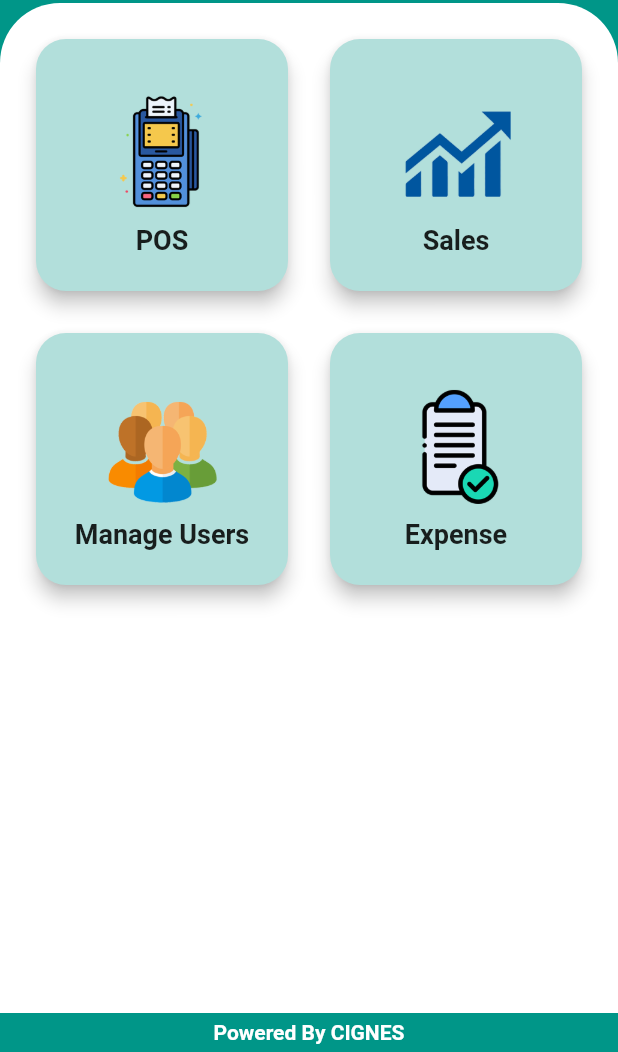
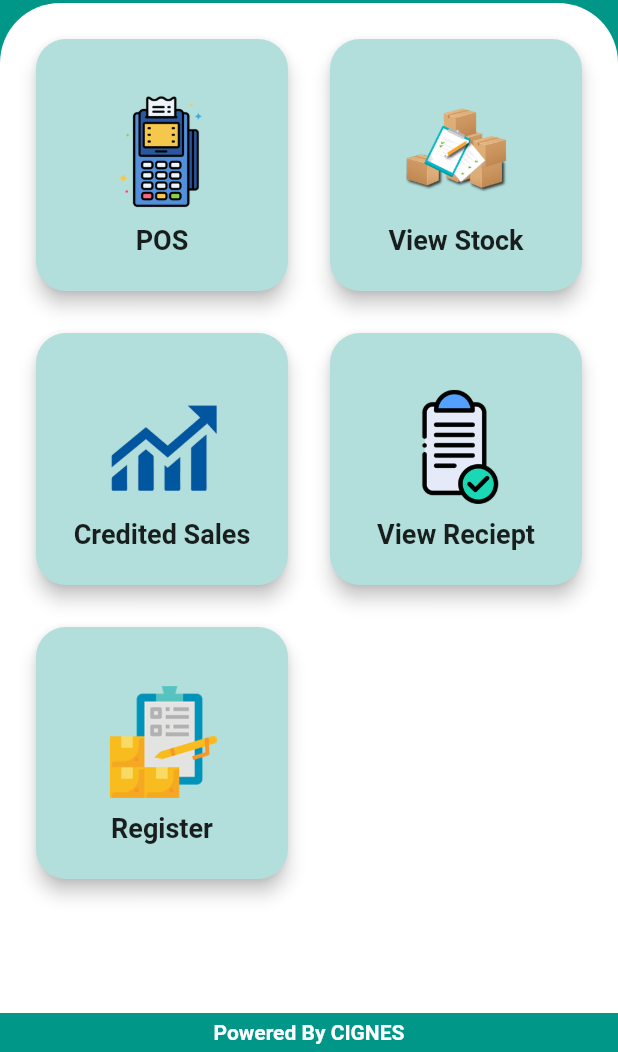
Before and after one commit to vineeth2768/Trade_EZ, a Flutter app: the ScreenHome screen opened by its route, on a phone screen of 412 x 824 dp, the part 184-1236 px from its top. Run offline on Flutter 3.47's test engine with Material 2 defaults, Android fonts, the phone set to English and light mode, and no system bars; our stand-ins replace flutter_typeahead, responsive_sizer, shared_preferences; accounts and stored records are empty.

Commit message:
View Stock Ui Completed

```diff
--- a/lib/const/colors/colors.dart
+++ b/lib/const/colors/colors.dart
@@ -9,6 +9,7 @@ const Color kOrange = Colors.orange;
 const Color kGreen = Colors.green;
 const Color kRed = Colors.red;
 const Color kTeal = Colors.teal;
+const Color kViolet = Color(0xFF6919FD);
 
 const Color kBackgroundGrey = Color.fromRGBO(238, 238, 238, 1);
 const kTextErrorColor = Color(0xFFEF5350);
--- a/lib/main.dart
+++ b/lib/main.dart
@@ -6,7 +6,9 @@ import 'package:trade_easy/screens/screen_home/screen_home.dart';
 
 import 'package:trade_easy/screens/screen_login/screen_login.dart';
 import 'package:trade_easy/screens/screen_pos/screen_pos.dart';
+
 import 'package:trade_easy/screens/screen_splash/screen_splash.dart';
+import 'package:trade_easy/screens/screen_view_stock/screen_view_stock.dart';
 
 Future<void> main() async {
   WidgetsFlutterBinding.ensureInitialized();
@@ -34,7 +36,8 @@ class MyApp extends StatelessWidget {
           route: (context) => ScreenSplash(),
           routeLogin: (context) => const ScreenLogin(),
           routeHome: (context) => const ScreenHome(),
-          routePos: (context) => const PosScreen(),
+          routePos: (context) => const ScreenPos(),
+          routeSales: (context) => const ScreenViewStock(),
         },
       );
     });
--- a/lib/routes/routes.dart
+++ b/lib/routes/routes.dart
@@ -2,3 +2,4 @@ const String route = "/";
 const String routeLogin = "/routeLogin";
 const String routeHome = "/routeHome";
 const String routePos = "/routePos";
+const String routeSales = "/routeSales";
--- a/lib/screens/screen_home/screen_home.dart
+++ b/lib/screens/screen_home/screen_home.dart
@@ -41,7 +41,8 @@ class ScreenHome extends StatelessWidget {
                     topLeft: Radius.circular(40),
                   )),
               child: const HomeGridWidget(),
-          )),
+            ),
+          ),
           kHeight5,
           const Text(
             "Powered By CIGNES",
--- a/lib/screens/screen_home/widgets/home_grid_widget.dart
+++ b/lib/screens/screen_home/widgets/home_grid_widget.dart
@@ -39,6 +39,30 @@ class HomeGridWidget extends StatelessWidget {
               await Navigator.pushNamed(context, routePos);
             },
           ),
+          InkWell(
+            child: Card(
+              elevation: 5,
+              shape: RoundedRectangleBorder(
+                  borderRadius: BorderRadius.circular(20)),
+              color: Colors.teal[100],
+              child: Column(
+                mainAxisAlignment: MainAxisAlignment.center,
+                children: [
+                  Image.asset(
+                    "assets/home_icons/stock.png",
+                    height: 100,
+                  ),
+                  const Text(
+                    "View Stock",
+                    style: TextStyle(fontSize: 18, fontWeight: FontWeight.bold),
+                  ),
+                ],
+              ),
+            ),
+            onTap: () {
+              Navigator.pushNamed(context, routeSales);
+            },
+          ),
           Card(
             elevation: 5,
             shape:
@@ -52,28 +76,9 @@ class HomeGridWidget extends StatelessWidget {
                   height: 100,
                 ),
                 const Text(
-                  "Sales",
+                  "Credited Sales",
                   style: TextStyle(fontSize: 18, fontWeight: FontWeight.bold),
-                )
-              ],
-            ),
-          ),
-          Card(
-            elevation: 5,
-            shape:
-                RoundedRectangleBorder(borderRadius: BorderRadius.circular(20)),
-            color: Colors.teal[100],
-            child: Column(
-              mainAxisAlignment: MainAxisAlignment.center,
-              children: [
-                Image.asset(
-                  "assets/home_icons/manage-users.png",
-                  height: 100,
                 ),
-                const Text(
-                  "Manage Users",
-                  style: TextStyle(fontSize: 18, fontWeight: FontWeight.bold),
-                )
               ],
             ),
           ),
@@ -90,9 +95,28 @@ class HomeGridWidget extends StatelessWidget {
                   height: 100,
                 ),
                 const Text(
-                  "Expense",
+                  "View Reciept",
                   style: TextStyle(fontSize: 18, fontWeight: FontWeight.bold),
-                )
+                ),
+              ],
+            ),
+          ),
+          Card(
+            elevation: 5,
+            shape:
+                RoundedRectangleBorder(borderRadius: BorderRadius.circular(20)),
+            color: Colors.teal[100],
+            child: Column(
+              mainAxisAlignment: MainAxisAlignment.center,
+              children: [
+                Image.asset(
+                  "assets/home_icons/item-master.png",
+                  height: 100,
+                ),
+                const Text(
+                  "Register",
+                  style: TextStyle(fontSize: 18, fontWeight: FontWeight.bold),
+                ),
               ],
             ),
           ),
--- a/lib/screens/screen_home/widgets/main_drawer_widget.dart
+++ b/lib/screens/screen_home/widgets/main_drawer_widget.dart
@@ -12,7 +12,7 @@ class MainDrawerWidget extends StatelessWidget {
     return SafeArea(
       child: Drawer(
         child: ListView(
-          children: [
+          children: <Widget>[
             const UserAccountsDrawerHeader(
               currentAccountPicture: CircleAvatar(
                 backgroundColor: kWhiteColor,
@@ -35,7 +35,7 @@ class MainDrawerWidget extends StatelessWidget {
                 Icons.shopping_bag,
                 color: baseColor,
               ),
-              title: const Text('Sales'),
+              title: const Text('View Stock'),
               onTap: () {
                 Navigator.pop(context);
               },
@@ -45,7 +45,7 @@ class MainDrawerWidget extends StatelessWidget {
                 Icons.insert_invitation,
                 color: baseColor,
               ),
-              title: const Text('Expense'),
+              title: const Text('Credited Sales'),
               onTap: () {
                 Navigator.pop(context);
               },
@@ -55,7 +55,7 @@ class MainDrawerWidget extends StatelessWidget {
                 Icons.report_gmailerrorred,
                 color: baseColor,
               ),
-              title: const Text('Terms & Conditions'),
+              title: const Text('View Reciept'),
               onTap: () {
                 Navigator.pop(context);
               },
```
Also changed, not shown: lib/screens/screen_pos/screen_pos.dart (+2 -6 lines), lib/screens/screen_pos/widgets/product_side_widget.dart (+12 -12 lines), lib/screens/screen_view_stock/screen_view_stock.dart (added, +29 -0 lines), lib/screens/screen_view_stock/widgets/product_list_table.dart (added, +98 -0 lines), lib/screens/screen_view_stock/widgets/table_header_widget.dart (added, +111 -0 lines), assets/home_icons/item-master.png (added), assets/home_icons/stock.png (added). Lines whose indentation alone changed are shown as unchanged.
